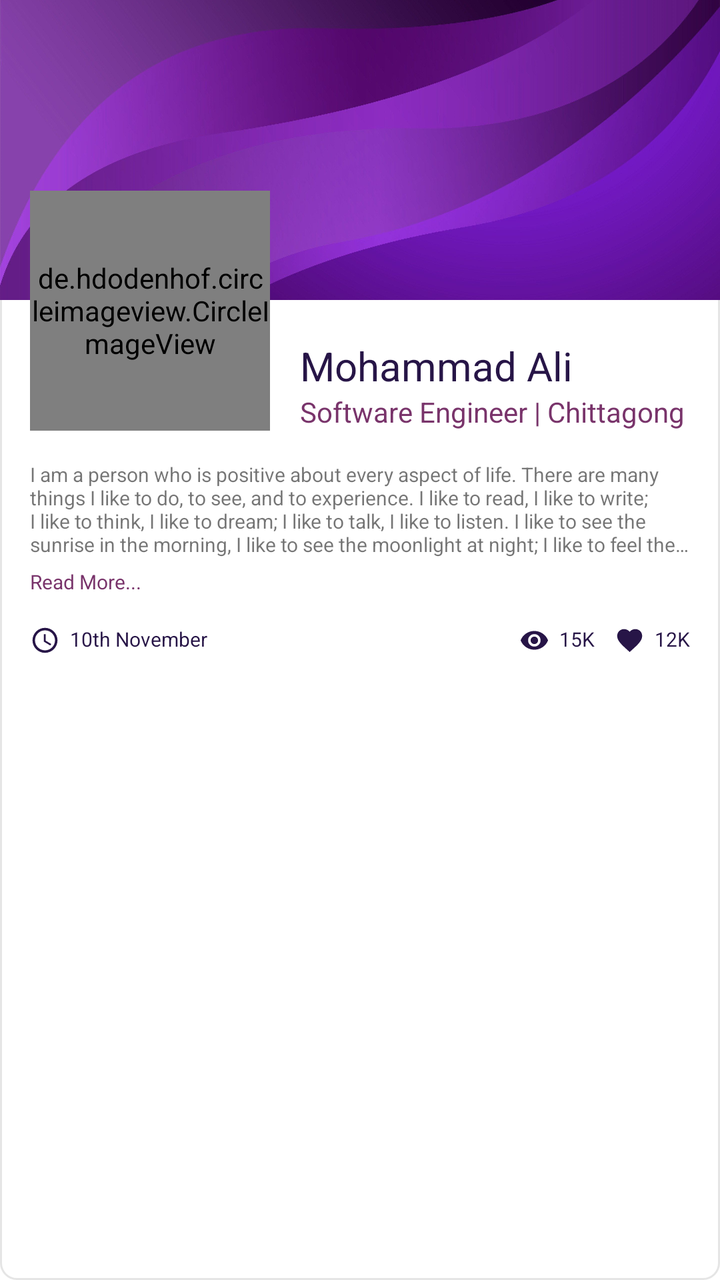
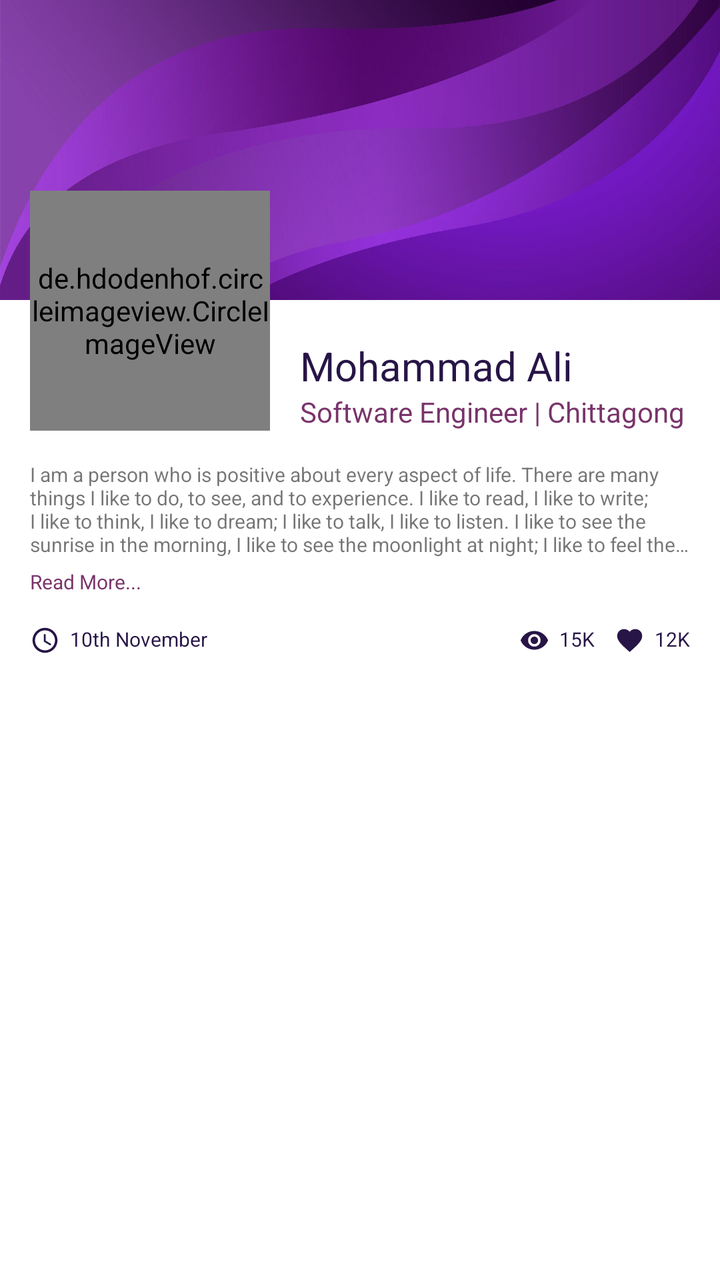

Compare the two renders of this Android layout. The source of the first and the diff that turns it into the second are given below.
<!-- AndroidManifest.xml: application theme AppTheme -->
<!-- res/layout/item_user.xml -->
<?xml version="1.0" encoding="utf-8"?>
<RelativeLayout xmlns:android="http://schemas.android.com/apk/res/android"
    xmlns:app="http://schemas.android.com/apk/res-auto"
    android:id="@+id/item_layout"
    android:layout_marginTop="15dp"
    android:background="@drawable/shape_radius_8_pad_0_stroke_grey_solid_white"
    android:layout_width="match_parent"
    android:layout_height="wrap_content">

    
    <ImageView
        android:id="@+id/item_bg_image"
        android:scaleType="centerCrop"
        android:src="@drawable/background_image"
        android:background="@color/colorBackgroundGrey"
        android:layout_width="match_parent"
        android:layout_height="150dp"/>

    <LinearLayout
        android:layout_marginTop="-70dp"
        android:padding="15dp"
        android:layout_below="@+id/item_bg_image"
        android:orientation="vertical"
        android:layout_width="match_parent"
        android:layout_height="wrap_content">
        <LinearLayout
            android:orientation="horizontal"
            android:layout_marginBottom="15dp"
            android:layout_width="match_parent"
            android:layout_height="wrap_content">
            <de.hdodenhof.circleimageview.CircleImageView
                android:id="@+id/item_image"
                app:civ_border_width="1dp"
                app:civ_border_color="@color/colorLightGrey"
                app:civ_circle_background_color="@color/colorWhite"
                app:tint="@color/colorWhite"
                android:src="@drawable/ic_add_photo"
                android:layout_marginEnd="15dp"
                android:layout_width="120dp"
                android:layout_height="120dp"/>
            <LinearLayout
                android:layout_marginTop="60dp"
                android:layout_gravity="bottom"
                android:orientation="vertical"
                android:layout_width="match_parent"
                android:layout_height="wrap_content">
                <TextView
                    android:id="@+id/item_name"
                    android:textSize="20sp"
                    android:text="Mohammad Ali"
                    android:textColor="@color/colorPrimary"
                    android:layout_width="wrap_content"
                    android:layout_height="wrap_content"/>
                <TextView
                    android:id="@+id/item_address_designation"
                    android:text="Software Engineer | Chittagong"
                    android:textColor="@color/colorPurple"
                    android:layout_width="wrap_content"
                    android:layout_height="wrap_content"/>
            </LinearLayout>
        </LinearLayout>

        <LinearLayout
            android:orientation="vertical"
            android:layout_marginBottom="15dp"
            android:layout_width="match_parent"
            android:layout_height="wrap_content">
            <TextView
                android:id="@+id/item_description"
                android:ellipsize="end"
                android:maxLines="4"
                android:textSize="10sp"
                android:layout_marginBottom="5dp"
                android:text="I am a person who is positive about every aspect of life. There are many things I like to do, to see, and to experience. I like to read, I like to write; I like to think, I like to dream; I like to talk, I like to listen. I like to see the sunrise in the morning, I like to see the moonlight at night; I like to feel the music flowing on my face, I like to smell the wind coming from the ocean. I like to look at the clouds in the sky with a blank mind, I like to do thought experiment when I cannot sleep in the middle of the night. I like flowers in spring, rain in summer, leaves in autumn, and snow in winter. I like to sleep early, I like to get up late; I like to be alone, I like to be surrounded by people. I like country’s peace, I like metropolis’ noise; I like the beautiful west lake in Hangzhou, I like the flat cornfield in Champaign. I like delicious food and comfortable shoes; I like good books and romantic movies. I like the land and the nature, I like people. And, I like to laugh."
                android:layout_width="wrap_content"
                android:layout_height="wrap_content"/>
            <TextView
                android:ellipsize="end"
                android:maxLines="4"
                android:textSize="10sp"
                android:text="Read More..."
                android:textColor="@color/colorPurple"
                android:layout_width="match_parent"
                android:layout_height="wrap_content"/>
        </LinearLayout>
        <RelativeLayout
            android:layout_width="match_parent"
            android:layout_height="wrap_content">
            <LinearLayout
                android:orientation="horizontal"
                android:layout_width="wrap_content"
                android:layout_height="wrap_content">
                <ImageView
                    app:tint="@color/colorPrimary"
                    android:src="@drawable/ic_baseline_access_time_24"
                    android:layout_marginEnd="5dp"
                    android:layout_width="15dp"
                    android:layout_height="15dp"/>
                <TextView
                    android:id="@+id/item_date"
                    android:textSize="10sp"
                    android:text="10th November"
                    android:textColor="@color/colorPrimary"
                    android:layout_width="wrap_content"
                    android:layout_height="wrap_content"/>
            </LinearLayout>
            <LinearLayout
                android:layout_alignParentEnd="true"
                android:orientation="horizontal"
                android:layout_width="wrap_content"
                android:layout_height="wrap_content">
                <LinearLayout
                    android:layout_marginEnd="10dp"
                    android:orientation="horizontal"
                    android:layout_width="wrap_content"
                    android:layout_height="wrap_content">
                    <ImageView
                        app:tint="@color/colorPrimary"
                        android:src="@drawable/ic_baseline_visibility_24"
                        android:layout_marginEnd="5dp"
                        android:layout_width="15dp"
                        android:layout_height="15dp"/>
                    <TextView
                        android:id="@+id/item_viewed"
                        android:textSize="10sp"
                        android:text="15K"
                        android:textColor="@color/colorPrimary"
                        android:layout_width="wrap_content"
                        android:layout_height="wrap_content"/>
                </LinearLayout>
                <LinearLayout
                    android:orientation="horizontal"
                    android:layout_width="wrap_content"
                    android:layout_height="wrap_content">
                    <ImageView
                        app:tint="@color/colorPrimary"
                        android:src="@drawable/ic_baseline_favorite_24"
                        android:layout_marginEnd="5dp"
                        android:layout_width="15dp"
                        android:layout_height="15dp"/>
                    <TextView
                        android:id="@+id/item_liked"
                        android:textSize="10sp"
                        android:text="12K"
                        android:textColor="@color/colorPrimary"
                        android:layout_width="wrap_content"
                        android:layout_height="wrap_content"/>
                </LinearLayout>
            </LinearLayout>
        </RelativeLayout>
    </LinearLayout>

</RelativeLayout>
<!-- resources referenced by this layout -->
<resources>
  <color name="colorBackgroundGrey">#F5F7F8</color>
  <color name="colorLightGrey">#F2F2F2</color>
  <color name="colorPrimary">#271547</color>
  <color name="colorPurple">#79346B</color>
  <color name="colorWhite">#FFFFFF</color>
  <!-- drawable ic_baseline_access_time_24 (drawable) -->
  <vector xmlns:android="http://schemas.android.com/apk/res/android"
      android:width="24dp"
      android:height="24dp"
      android:viewportWidth="24"
      android:viewportHeight="24"
      android:tint="?attr/colorControlNormal">
    <path
        android:fillColor="@android:color/white"
        android:pathData="M11.99,2C6.47,2 2,6.48 2,12s4.47,10 9.99,10C17.52,22 22,17.52 22,12S17.52,2 11.99,2zM12,20c-4.42,0 -8,-3.58 -8,-8s3.58,-8 8,-8 8,3.58 8,8 -3.58,8 -8,8z"/>
    <path
        android:fillColor="@android:color/white"
        android:pathData="M12.5,7H11v6l5.25,3.15 0.75,-1.23 -4.5,-2.67z"/>
  </vector>
  <!-- drawable ic_baseline_favorite_24 (drawable) -->
  <vector xmlns:android="http://schemas.android.com/apk/res/android"
      android:width="24dp"
      android:height="24dp"
      android:viewportWidth="24"
      android:viewportHeight="24"
      android:tint="?attr/colorControlNormal">
    <path
        android:fillColor="@android:color/white"
        android:pathData="M12,21.35l-1.45,-1.32C5.4,15.36 2,12.28 2,8.5 2,5.42 4.42,3 7.5,3c1.74,0 3.41,0.81 4.5,2.09C13.09,3.81 14.76,3 16.5,3 19.58,3 22,5.42 22,8.5c0,3.78 -3.4,6.86 -8.55,11.54L12,21.35z"/>
  </vector>
  <!-- drawable ic_baseline_visibility_24 (drawable) -->
  <vector xmlns:android="http://schemas.android.com/apk/res/android"
      android:width="24dp"
      android:height="24dp"
      android:viewportWidth="24"
      android:viewportHeight="24"
      android:tint="?attr/colorControlNormal">
    <path
        android:fillColor="@android:color/white"
        android:pathData="M12,4.5C7,4.5 2.73,7.61 1,12c1.73,4.39 6,7.5 11,7.5s9.27,-3.11 11,-7.5c-1.73,-4.39 -6,-7.5 -11,-7.5zM12,17c-2.76,0 -5,-2.24 -5,-5s2.24,-5 5,-5 5,2.24 5,5 -2.24,5 -5,5zM12,9c-1.66,0 -3,1.34 -3,3s1.34,3 3,3 3,-1.34 3,-3 -1.34,-3 -3,-3z"/>
  </vector>
  <!-- drawable shape_radius_8_pad_0_stroke_grey_solid_white (drawable) -->
  <?xml version="1.0" encoding="utf-8"?>
  <shape xmlns:android="http://schemas.android.com/apk/res/android" android:shape="rectangle">
      <corners android:radius="8dp"/>
      <solid android:color="#FFFFFF"/>
      <stroke android:width="1dp" android:color="#e5e5e5"/>
  </shape>
  <style name="AppTheme" parent="Theme.MaterialComponents.DayNight.NoActionBar">
          
          <item name="colorPrimary">@color/colorPrimary</item>
          <item name="colorPrimaryDark">@color/colorPrimaryDark</item>
          <item name="colorAccent">@color/colorAccent</item>
      </style>
  <color name="colorPrimaryDark">#43105D</color>
  <color name="colorAccent">#2D164A</color>
  <!-- unchanged entries left out for length: 2 -->
</resources>

<!-- the commit's change to res/layout/item_user.xml (unified diff, before → after) -->
@@ -2,8 +2,8 @@
 <RelativeLayout xmlns:android="http://schemas.android.com/apk/res/android"
     xmlns:app="http://schemas.android.com/apk/res-auto"
     android:id="@+id/item_layout"
-    android:layout_marginTop="15dp"
-    android:background="@drawable/shape_radius_8_pad_0_stroke_grey_solid_white"
+    android:layout_marginBottom="15dp"
+    android:background="@color/colorWhite"
     android:layout_width="match_parent"
     android:layout_height="wrap_content">
 
<!-- resource entries referenced after the edit -->
@@ -41,13 +41,6 @@
         android:fillColor="@android:color/white"
         android:pathData="M12,4.5C7,4.5 2.73,7.61 1,12c1.73,4.39 6,7.5 11,7.5s9.27,-3.11 11,-7.5c-1.73,-4.39 -6,-7.5 -11,-7.5zM12,17c-2.76,0 -5,-2.24 -5,-5s2.24,-5 5,-5 5,2.24 5,5 -2.24,5 -5,5zM12,9c-1.66,0 -3,1.34 -3,3s1.34,3 3,3 3,-1.34 3,-3 -1.34,-3 -3,-3z"/>
   </vector>
-  <!-- drawable shape_radius_8_pad_0_stroke_grey_solid_white (drawable) -->
-  <?xml version="1.0" encoding="utf-8"?>
-  <shape xmlns:android="http://schemas.android.com/apk/res/android" android:shape="rectangle">
-      <corners android:radius="8dp"/>
-      <solid android:color="#FFFFFF"/>
-      <stroke android:width="1dp" android:color="#e5e5e5"/>
-  </shape>
   <style name="AppTheme" parent="Theme.MaterialComponents.DayNight.NoActionBar">
           
           <item name="colorPrimary">@color/colorPrimary</item>
